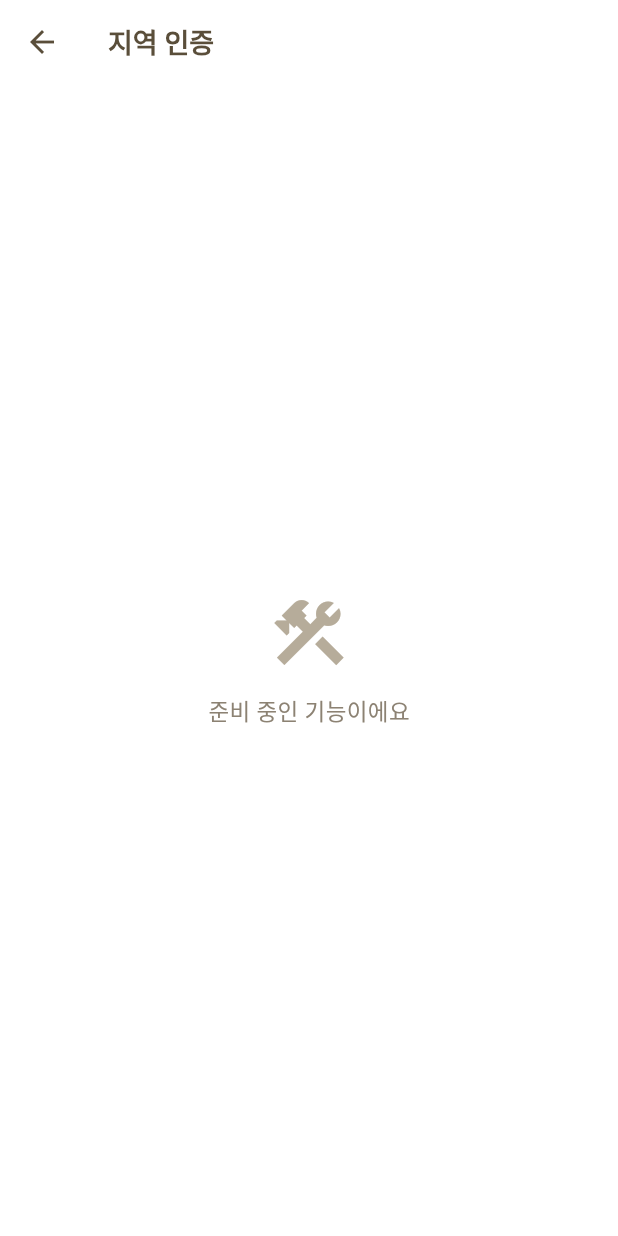
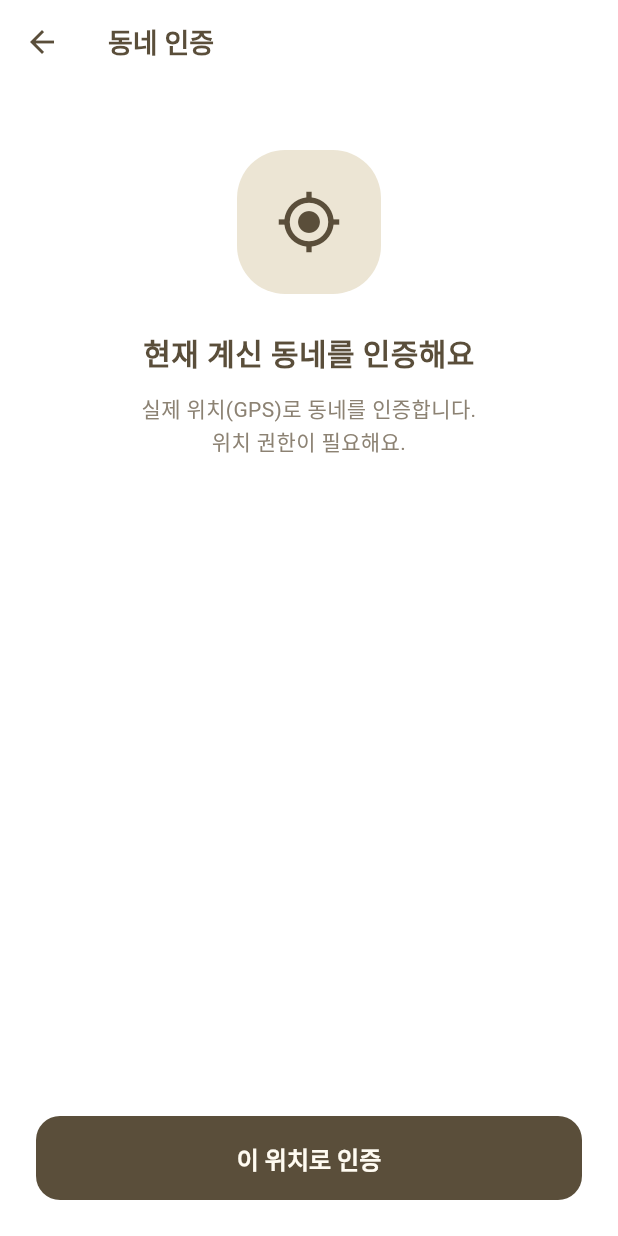
Before and after one commit to seizeh/pmdart, a Flutter app: the MyInfoTab screen opened directly, scrolled down 444 dp, after a tap on "지역 인증", on a phone screen of 412 x 824 dp. Run offline on Flutter 3.47's test engine with Material 3 defaults, Android fonts, the phone set to English and light mode, and no system bars; our stand-ins replace geolocator, google_fonts, image_picker, shared_preferences, supabase_flutter; missing offline and left inert: flutter_naver_map; accounts and stored records are empty.

Commit message:
feat(location): GPS 동네 인증(지역 인증) 연동 (0017)
내정보 → "지역 인증"에서 현재 위치(GPS)로 활동 지역(행정동)을 인증한다.
좌표는 geolocator 로 직접 획득(accuracy·isMocked 필요), verify-location
Edge Function 이 Naver 역지오코딩 후 서버에서 인증 컬럼을 갱신한다.

- services/location_service.dart: 권한+고정확도 좌표/accuracy/isMocked 획득
- services/location_repository.dart: verify-location 호출 래퍼 + 사유별 메시지
- screen/location_verify_screen.dart: 동네 인증 UI(성공 시 자동 복귀)
- tabs/my_info_tab.dart: "지역 인증" 항목을 실제 화면으로 연결 + 인증 상태 표시
- models/profile.dart, services/profile_repository.dart: address/is_location_verified
  노출 + regionName 파생
- pubspec: geolocator ^13.0.0

Co-Authored-By: Claude Opus 4.8 (1M context) <noreply@anthropic.com>

```diff
--- a/lib/models/profile.dart
+++ b/lib/models/profile.dart
@@ -16,6 +16,10 @@ class ProfileData {
 
   final List<MockPet> pets;
 
+  // 활동 지역(동네 인증) — 0017.
+  final String? address; // 예: "경기 화성시 동탄2동" (미인증이면 null)
+  final bool isLocationVerified;
+
   const ProfileData({
     required this.nickname,
     required this.username,
@@ -28,5 +32,16 @@ class ProfileData {
     required this.applicationCount,
     required this.appointmentCount,
     required this.pets,
+    this.address,
+    this.isLocationVerified = false,
   });
+
+  /// 표시용 동네명(행정동) — address 의 마지막 토큰. 미인증이면 null.
+  String? get regionName {
+    if (!isLocationVerified || address == null || address!.trim().isEmpty) {
+      return null;
+    }
+    final parts = address!.trim().split(RegExp(r'\s+'));
+    return parts.isEmpty ? null : parts.last;
+  }
 }
--- /dev/null
+++ b/lib/screen/location_verify_screen.dart
@@ -0,0 +1,189 @@
+import 'package:flutter/material.dart';
+
+import '../theme/app_colors.dart';
+import '../services/location_repository.dart';
+import '../services/location_service.dart';
+
+/// 동네 인증 화면 — 현재 위치(GPS)로 활동 지역(행정동)을 인증한다.
+///
+/// 사용자는 주소를 입력하지 않는다. [이 위치로 인증] → GPS 좌표 획득 →
+/// verify-location Edge Function 서버 검증 → 결과 표시(0017 §4).
+class LocationVerifyScreen extends StatefulWidget {
+  /// 현재 인증된 동네명(있으면 재인증 화면으로 표시).
+  final String? currentRegion;
+  const LocationVerifyScreen({super.key, this.currentRegion});
+
+  @override
+  State<LocationVerifyScreen> createState() => _LocationVerifyScreenState();
+}
+
+class _LocationVerifyScreenState extends State<LocationVerifyScreen> {
+  bool _loading = false;
+  LocationVerifyResult? _result;
+
+  Future<void> _verify() async {
+    setState(() {
+      _loading = true;
+      _result = null;
+    });
+    final res = await LocationRepository.instance.verifyCurrentLocation();
+    if (!mounted) return;
+    setState(() {
+      _loading = false;
+      _result = res;
+    });
+
+    if (res.verified) {
+      ScaffoldMessenger.of(context).showSnackBar(
+        SnackBar(content: Text(res.message), behavior: SnackBarBehavior.floating),
+      );
+      // 성공 시 잠시 결과를 보여준 뒤 내정보로 복귀.
+      await Future.delayed(const Duration(milliseconds: 900));
+      if (mounted) Navigator.pop(context, true);
+    } else if (res.errorCode == 'permission_denied_forever') {
+      _promptOpenSettings();
+    }
+  }
+
+  void _promptOpenSettings() {
+    showDialog(
+      context: context,
+      builder: (ctx) => AlertDialog(
+        title: const Text('위치 권한 필요'),
+        content: const Text('동네 인증을 위해 설정에서 위치 권한을 허용해주세요.'),
+        actions: [
+          TextButton(
+            onPressed: () => Navigator.pop(ctx),
+            child: const Text('닫기'),
+          ),
+          TextButton(
+            onPressed: () {
+              Navigator.pop(ctx);
+              LocationService.instance.openSettings();
+            },
+            child: const Text('설정 열기'),
+          ),
+        ],
+      ),
+    );
+  }
+
+  @override
+  Widget build(BuildContext context) {
+    final isReverify = widget.currentRegion != null;
+    return Scaffold(
+      backgroundColor: Colors.white,
+      appBar: AppBar(title: Text(isReverify ? '동네 재인증' : '동네 인증')),
+      body: SafeArea(
+        child: Padding(
+          padding: const EdgeInsets.all(24),
+          child: Column(
+            crossAxisAlignment: CrossAxisAlignment.stretch,
+            children: [
+              const SizedBox(height: 20),
+              Center(
+                child: Container(
+                  width: 96,
+                  height: 96,
+                  decoration: BoxDecoration(
+                    color: AppColors.primarySoft.withValues(alpha: 0.5),
+                    borderRadius: BorderRadius.circular(32),
+                  ),
+                  child: const Icon(Icons.my_location,
+                      size: 44, color: AppColors.primaryDark),
+                ),
+              ),
+              const SizedBox(height: 24),
+              Text(
+                isReverify ? '활동 지역을 다시 인증해요' : '현재 계신 동네를 인증해요',
+                textAlign: TextAlign.center,
+                style: const TextStyle(
+                  fontSize: 20,
+                  fontWeight: FontWeight.w700,
+                  color: AppColors.textPrimary,
+                ),
+              ),
+              const SizedBox(height: 10),
+              const Text(
+                '실제 위치(GPS)로 동네를 인증합니다.\n위치 권한이 필요해요.',
+                textAlign: TextAlign.center,
+                style: TextStyle(
+                  fontSize: 14,
+                  color: AppColors.textSecondary,
+                  height: 1.5,
+                ),
+              ),
+              if (widget.currentRegion != null) ...[
+                const SizedBox(height: 16),
+                _chip('현재 인증: ${widget.currentRegion}'),
+              ],
+              const SizedBox(height: 28),
+              if (_result != null) _ResultBanner(result: _result!),
+              const Spacer(),
+              ElevatedButton(
+                onPressed: _loading ? null : _verify,
+                child: _loading
+                    ? const SizedBox(
+                        width: 20,
+                        height: 20,
+                        child: CircularProgressIndicator(
+                            strokeWidth: 2, color: Colors.white),
+                      )
+                    : const Text('이 위치로 인증'),
+              ),
+            ],
+          ),
+        ),
+      ),
+    );
+  }
+
+  Widget _chip(String text) => Center(
+        child: Container(
+          padding: const EdgeInsets.symmetric(horizontal: 12, vertical: 6),
+          decoration: BoxDecoration(
+            color: AppColors.surfaceMuted,
+            borderRadius: BorderRadius.circular(100),
+            border: Border.all(color: AppColors.border),
+          ),
+          child: Text(text,
+              style: const TextStyle(
+                  fontSize: 12, color: AppColors.textSecondary)),
+        ),
+      );
+}
+
+class _ResultBanner extends StatelessWidget {
+  final LocationVerifyResult result;
+  const _ResultBanner({required this.result});
+
+  @override
+  Widget build(BuildContext context) {
+    final ok = result.verified;
+    final color = ok ? AppColors.success : AppColors.danger;
+    return Container(
+      padding: const EdgeInsets.all(16),
+      decoration: BoxDecoration(
+        color: color.withValues(alpha: 0.1),
+        borderRadius: BorderRadius.circular(16),
+        border: Border.all(color: color.withValues(alpha: 0.4)),
+      ),
+      child: Row(
+        children: [
+          Icon(ok ? Icons.check_circle_outline : Icons.error_outline,
+              color: color, size: 22),
+          const SizedBox(width: 12),
+          Expanded(
+            child: Text(
+              result.message,
+              style: TextStyle(
+                  fontSize: 14,
+                  color: AppColors.textPrimary,
+                  fontWeight: FontWeight.w500),
+            ),
+          ),
+        ],
+      ),
+    );
+  }
+}
--- a/lib/screen/tabs/my_info_tab.dart
+++ b/lib/screen/tabs/my_info_tab.dart
@@ -17,7 +17,7 @@ import '../change_password_screen.dart';
 import '../guardian_invites_screen.dart';
 import '../notification_settings_screen.dart';
 import '../blocked_users_screen.dart';
-import '../coming_soon_screen.dart';
+import '../location_verify_screen.dart';
 import '../auth/login_screen.dart';
 import '../auth/signup_phone_screen.dart';
 import '../welcome_screen.dart';
@@ -141,7 +141,7 @@ class _MyInfoTabState extends State<MyInfoTab> {
                 const SizedBox(height: 12),
                 _InterestSection(profile: profile),
                 const SizedBox(height: 12),
-                const _SettingsSection(),
+                _SettingsSection(profile: profile),
               ],
             ),
           ),
@@ -619,7 +619,8 @@ class _InterestSection extends StatelessWidget {
 }
 
 class _SettingsSection extends StatelessWidget {
-  const _SettingsSection();
+  final ProfileData profile;
+  const _SettingsSection({required this.profile});
 
   @override
   Widget build(BuildContext context) {
@@ -633,7 +634,12 @@ class _SettingsSection extends StatelessWidget {
         _Item(
             icon: Icons.location_on_outlined,
             label: '지역 인증',
-            onTap: () => _push(context, const ComingSoonScreen(title: '지역 인증'))),
+            trailing: profile.isLocationVerified
+                ? '${profile.regionName ?? '인증됨'} ✓'
+                : '미인증',
+            onTap: () => _push(
+                context,
+                LocationVerifyScreen(currentRegion: profile.regionName))),
         _Item(
             icon: Icons.lock_outline,
             label: '비밀번호 변경',
--- /dev/null
+++ b/lib/services/location_repository.dart
@@ -0,0 +1,118 @@
+import 'package:supabase_flutter/supabase_flutter.dart';
+
+import 'app_events.dart';
+import 'location_service.dart';
+
+/// 동네 인증 시도 결과.
+class LocationVerifyResult {
+  final bool verified;
+  final String? regionName; // 예: "동탄2동"
+  final String? address; // 예: "경기 화성시 동탄2동"
+  final String? errorCode; // 미인증 시 사유 코드
+  final DateTime? blockedUntil; // 차단 만료 시각
+
+  const LocationVerifyResult({
+    required this.verified,
+    this.regionName,
+    this.address,
+    this.errorCode,
+    this.blockedUntil,
+  });
+
+  /// 사용자에게 보여줄 한글 메시지.
+  String get message {
+    if (verified) return '$regionName 인증을 완료했어요';
+    switch (errorCode) {
+      case 'blocked':
+        return '연속 실패로 잠시 인증이 제한됐어요. 잠시 후 다시 시도해주세요';
+      case 'mock_location':
+        return '모의 위치가 감지됐어요. 실제 위치에서 다시 시도해주세요';
+      case 'geocode_failed':
+        return '현재 위치의 동네를 확인하지 못했어요. 잠시 후 다시 시도해주세요';
+      case 'service_disabled':
+        return '단말의 위치 서비스(GPS)를 켜주세요';
+      case 'permission_denied':
+        return '위치 권한이 필요해요';
+      case 'permission_denied_forever':
+        return '설정에서 위치 권한을 허용해주세요';
+      case 'timeout':
+        return '위치를 가져오지 못했어요. 실외에서 다시 시도해주세요';
+      case 'unauthorized':
+        return '로그인이 필요해요';
+      case 'network_error':
+        return '네트워크 연결을 확인해주세요';
+      default:
+        return '동네 인증에 실패했어요';
+    }
+  }
+}
+
+/// 동네 인증: GPS 좌표 획득(geolocator) → verify-location Edge Function 호출.
+class LocationRepository {
+  LocationRepository._();
+  static final LocationRepository instance = LocationRepository._();
+
+  SupabaseClient get _c => Supabase.instance.client;
+
+  /// 현재 위치로 동네를 인증한다. 위치 획득 실패는 서버 호출 없이 즉시 반환.
+  Future<LocationVerifyResult> verifyCurrentLocation() async {
+    final loc = await LocationService.instance.getCurrentPosition();
+    switch (loc.status) {
+      case LocationStatus.serviceDisabled:
+        return const LocationVerifyResult(
+            verified: false, errorCode: 'service_disabled');
+      case LocationStatus.denied:
+        return const LocationVerifyResult(
+            verified: false, errorCode: 'permission_denied');
+      case LocationStatus.deniedForever:
+        return const LocationVerifyResult(
+            verified: false, errorCode: 'permission_denied_forever');
+      case LocationStatus.timeout:
+        return const LocationVerifyResult(
+            verified: false, errorCode: 'timeout');
+      case LocationStatus.error:
+        return const LocationVerifyResult(
+            verified: false, errorCode: 'error');
+      case LocationStatus.ok:
+        break;
+    }
+
+    final pos = loc.position!;
+    try {
+      final res = await _c.functions.invoke(
+        'verify-location',
+        body: {
+          'lat': pos.latitude,
+          'lng': pos.longitude,
+          'accuracy': pos.accuracy,
+          'isMocked': pos.isMocked,
+        },
+      );
+      final data = (res.data as Map?) ?? const {};
+      if (data['verified'] == true) {
+        // 프로필(활동 지역 표시)이 즉시 갱신되도록 알린다.
+        AppEvents.instance.notifyProfile();
+        return LocationVerifyResult(
+          verified: true,
+          regionName: data['regionName'] as String?,
+          address: data['address'] as String?,
+        );
+      }
+      return LocationVerifyResult(
+        verified: false,
+        errorCode: data['reason'] as String?,
+        blockedUntil: data['blockedUntil'] == null
+            ? null
+            : DateTime.tryParse(data['blockedUntil'] as String),
+      );
+    } on FunctionException catch (e) {
+      final detail = e.details;
+      final code = detail is Map ? detail['reason'] ?? detail['error'] : null;
+      return LocationVerifyResult(
+          verified: false, errorCode: code as String? ?? 'verify_failed');
+    } catch (_) {
+      return const LocationVerifyResult(
+          verified: false, errorCode: 'network_error');
+    }
+  }
+}
--- /dev/null
+++ b/lib/services/location_service.dart
@@ -0,0 +1,70 @@
+import 'dart:async';
+
+import 'package:geolocator/geolocator.dart';
+
+/// 위치 권한/좌표 획득 결과 코드.
+enum LocationStatus {
+  ok, // 좌표 획득 성공
+  serviceDisabled, // 단말 위치 서비스(GPS) 꺼짐
+  denied, // 권한 거부 (재요청 가능)
+  deniedForever, // 권한 영구 거부 → 설정에서 직접 허용 필요
+  timeout, // GPS 미획득(실내 등)
+  error, // 기타 오류
+}
+
+/// 동네 인증용 좌표 획득 결과.
+class LocationResult {
+  final LocationStatus status;
+  final Position? position;
+  const LocationResult(this.status, [this.position]);
+}
+
+/// GPS 좌표 + 정확도(accuracy) + 모의위치(isMocked) 획득.
+///
+/// 지도 SDK(flutter_naver_map)와 무관하게 geolocator 로 직접 얻는다.
+/// 서버 검증에 필요한 accuracy/isMocked 를 SDK 가 제공하지 않기 때문(0017 §11).
+class LocationService {
+  LocationService._();
+  static final LocationService instance = LocationService._();
+
+  /// 권한 확인/요청 후 고정확도 현재 좌표를 1회 획득한다.
+  Future<LocationResult> getCurrentPosition() async {
+    // 1) 단말 위치 서비스 on/off
+    if (!await Geolocator.isLocationServiceEnabled()) {
+      return const LocationResult(LocationStatus.serviceDisabled);
+    }
+
+    // 2) 권한
+    var perm = await Geolocator.checkPermission();
+    if (perm == LocationPermission.denied) {
+      perm = await Geolocator.requestPermission();
+    }
+    if (perm == LocationPermission.deniedForever) {
+      return const LocationResult(LocationStatus.deniedForever);
+    }
+    if (perm == LocationPermission.denied) {
+      return const LocationResult(LocationStatus.denied);
+    }
+
+    // 3) 좌표 획득
+    try {
+      final pos = await Geolocator.getCurrentPosition(
+        locationSettings: const LocationSettings(
+          accuracy: LocationAccuracy.high,
+          timeLimit: Duration(seconds: 15),
+        ),
+      );
+      return LocationResult(LocationStatus.ok, pos);
+    } on TimeoutException {
+      return const LocationResult(LocationStatus.timeout);
+    } catch (_) {
+      return const LocationResult(LocationStatus.error);
+    }
+  }
+
+  /// 권한 영구 거부 시 앱 설정 화면 열기.
+  Future<void> openSettings() => Geolocator.openAppSettings();
+
+  /// 위치 서비스(GPS) 꺼짐 시 설정 화면 열기.
+  Future<void> openLocationSettings() => Geolocator.openLocationSettings();
+}
--- a/lib/services/profile_repository.dart
+++ b/lib/services/profile_repository.dart
@@ -19,7 +19,7 @@ class ProfileRepository {
     // 프로필 헤더(공개 프로필 뷰). 아이디(username)는 공개 뷰에 없으므로 세션에서 가져온다.
     final profile = await _c
         .from('public_profiles')
-        .select('nickname, user_type')
+        .select('nickname, user_type, address, is_location_verified')
         .eq('id', uid)
         .maybeSingle();
 
@@ -48,6 +48,8 @@ class ProfileRepository {
       applicationCount: counts[5],
       appointmentCount: counts[6],
       pets: pets,
+      address: profile?['address'] as String?,
+      isLocationVerified: profile?['is_location_verified'] == true,
     );
   }
 
--- a/pubspec.yaml
+++ b/pubspec.yaml
@@ -39,6 +39,7 @@ dependencies:
   image_picker: ^1.1.2
   google_fonts: ^6.2.1
   flutter_naver_map: ^1.4.4
+  geolocator: ^13.0.0 # 동네 인증용 고정확도 좌표 + accuracy/isMocked (0017)
 
 dev_dependencies:
   flutter_test:
```
Also changed, not shown: pubspec.lock, 3 other files.
